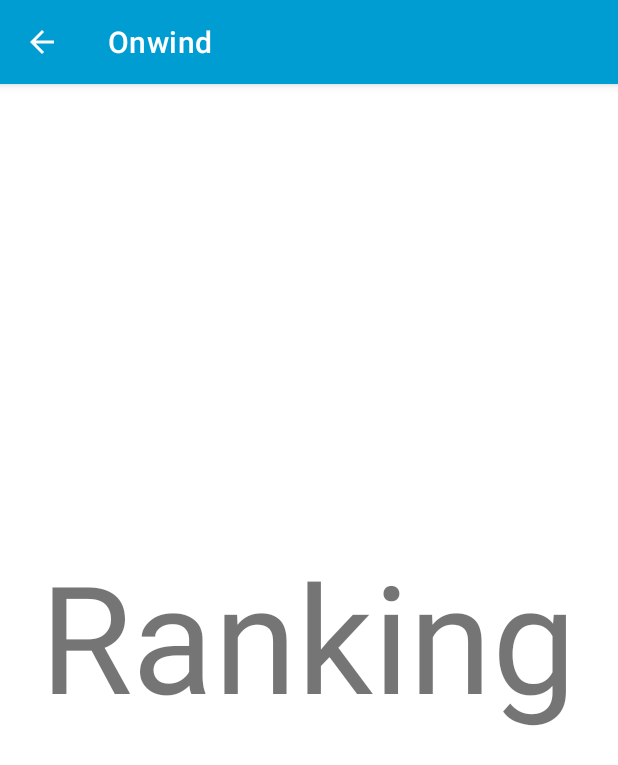
After one commit to onwindapp/onwindapp, an Android app: the RankingActivity screen opened directly, with no data from a screen before it, on a phone screen of 412 x 824 dp. The commit adds this screen. Shown: the top 765 px of the screen. Run offline under Robolectric (Android 15) with nearby library versions, the phone set to English and light mode, and no system bars.

Commit message:
feat: Added trigger for opening ranking activity from item in spinner menu | refact: Removed CircleImageView from card-view item layout and TripsAdapter

```diff
--- a/app/src/main/AndroidManifest.xml
+++ b/app/src/main/AndroidManifest.xml
@@ -1,7 +1,9 @@
 <?xml version="1.0" encoding="utf-8"?>
 <manifest xmlns:android="http://schemas.android.com/apk/res/android"
     package="com.onwindapp.cuatrovientos">
+
     <uses-permission android:name="android.permission.INTERNET" />
+
     <application
         android:allowBackup="true"
         android:icon="@mipmap/ic_launcher_ow_test2"
@@ -9,6 +11,10 @@
         android:roundIcon="@mipmap/ic_launcher_ow_test2_round"
         android:supportsRtl="true"
         android:theme="@style/Theme.Onwindapp">
+        <activity
+            android:name=".activities.RankingActivity"
+            android:exported="true"
+            android:parentActivityName=".activities.MainActivity"/>
         <activity
             android:name=".activities.LoginActivity"
             android:exported="true" />
--- /dev/null
+++ b/app/src/main/java/com/onwindapp/cuatrovientos/activities/RankingActivity.java
@@ -0,0 +1,16 @@
+package com.onwindapp.cuatrovientos.activities;
+
+import androidx.appcompat.app.AppCompatActivity;
+
+import android.os.Bundle;
+import com.onwindapp.cuatrovientos.R;
+
+public class RankingActivity extends AppCompatActivity {
+
+    @Override
+    protected void onCreate(Bundle savedInstanceState) {
+        super.onCreate(savedInstanceState);
+        setContentView(R.layout.activity_ranking);
+
+    }
+}
--- a/app/src/main/java/com/onwindapp/cuatrovientos/adapters/TripsAdapter.java
+++ b/app/src/main/java/com/onwindapp/cuatrovientos/adapters/TripsAdapter.java
@@ -17,9 +17,6 @@ import com.onwindapp.cuatrovientos.models.TripsTesting;
 import java.util.ArrayList;
 import java.util.List;
 
-import de.hdodenhof.circleimageview.CircleImageView;
-
-
 public class TripsAdapter extends RecyclerView.Adapter<TripsAdapter.TripsViewHolder> {
     private ArrayList<TripsTesting> trips;
     private OnItemClickListener mListener;
@@ -35,14 +32,12 @@ public class TripsAdapter extends RecyclerView.Adapter<TripsAdapter.TripsViewHol
 
     public static class TripsViewHolder extends RecyclerView.ViewHolder {
         public TextView username, spacesAvailable, tripType;
-        public CircleImageView userAvatar;
 
         public TripsViewHolder(View itemView, final OnItemClickListener listener) {
             super(itemView);
             username = (TextView) itemView.findViewById(R.id.nameTextView);
             spacesAvailable = (TextView) itemView.findViewById(R.id.availableSpaces);
             tripType = (TextView) itemView.findViewById(R.id.tripType);
-            userAvatar = (CircleImageView) itemView.findViewById(R.id.iconImageView);
             itemView.setOnClickListener(new View.OnClickListener() {
                 @Override
                 public void onClick(View v) {
@@ -77,7 +72,6 @@ public class TripsAdapter extends RecyclerView.Adapter<TripsAdapter.TripsViewHol
         holder.username.setText(currentTrip.getUsername());
         holder.spacesAvailable.setText(currentTrip.getSlots()+" Plazas");
         holder.tripType.setText(currentTrip.getTripType());
-        Glide.with(context).load(currentTrip.getProfile()).into(holder.userAvatar);
     }
 
     @Override
--- /dev/null
+++ b/app/src/main/res/layout/activity_ranking.xml
@@ -0,0 +1,21 @@
+<?xml version="1.0" encoding="utf-8"?>
+<androidx.constraintlayout.widget.ConstraintLayout xmlns:android="http://schemas.android.com/apk/res/android"
+    xmlns:app="http://schemas.android.com/apk/res-auto"
+    xmlns:tools="http://schemas.android.com/tools"
+    android:layout_width="match_parent"
+    android:layout_height="match_parent"
+    tools:context=".activities.RankingActivity">
+
+    <TextView
+        android:id="@+id/rankignHeader"
+        android:layout_width="wrap_content"
+        android:layout_height="wrap_content"
+        android:text="Ranking"
+        android:textSize="100dp"
+        app:layout_constraintBottom_toBottomOf="parent"
+        app:layout_constraintEnd_toEndOf="parent"
+        app:layout_constraintHorizontal_bias="0.49"
+        app:layout_constraintStart_toStartOf="parent"
+        app:layout_constraintTop_toTopOf="parent"
+        app:layout_constraintVertical_bias="0.474" />
+</androidx.constraintlayout.widget.ConstraintLayout>
--- a/app/src/main/res/menu/main.xml
+++ b/app/src/main/res/menu/main.xml
@@ -1,6 +1,7 @@
 <?xml version="1.0" encoding="utf-8"?>
 <menu xmlns:app="http://schemas.android.com/apk/res-auto"
     xmlns:android="http://schemas.android.com/apk/res/android">
-
-    <item android:title="Item" />
+    <item android:title="Ranking"
+        android:id="@+id/Ranking">
+    </item>
 </menu>
```
Also changed, not shown: app/src/main/java/com/onwindapp/cuatrovientos/activities/MainActivity.java (+11 -1 lines), app/src/main/res/layout/trip_item.xml (+3 -15 lines).
